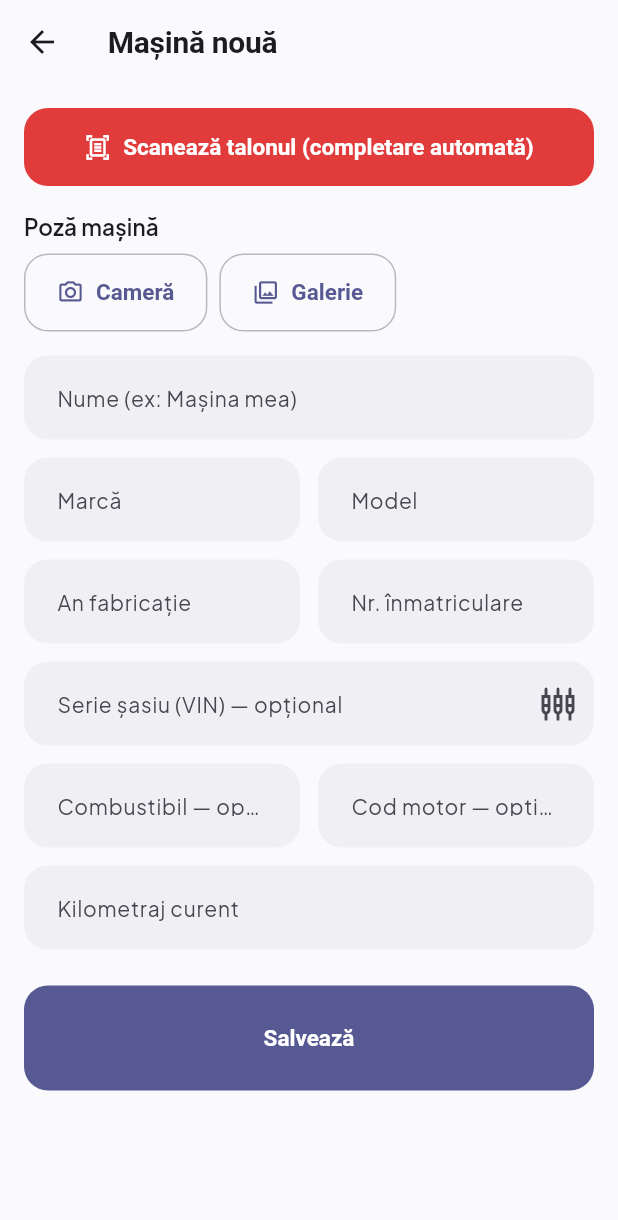
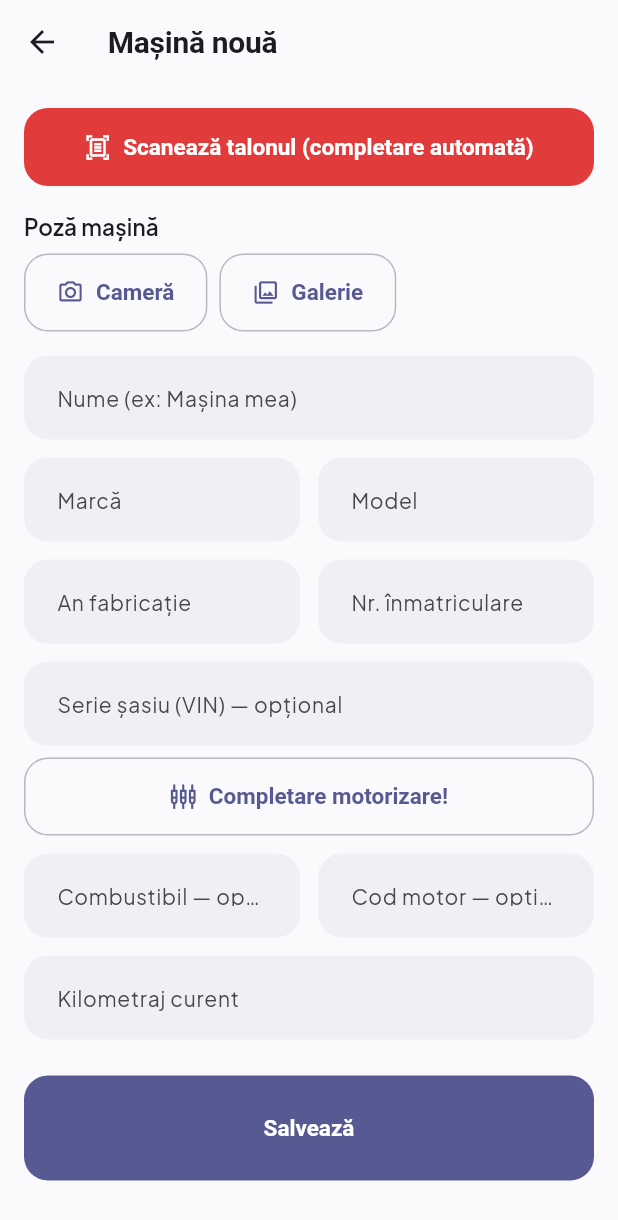
Before and after one commit to Cristian082006/CarPlanner, a Flutter app: the AddEditVehicleScreen screen opened directly, on a phone screen of 412 x 824 dp. Shown: the top 1220 px of the screen. Run offline on Flutter 3.47's test engine with Material 3 defaults, Android fonts, the phone set to English and light mode, and no system bars; our stand-ins replace file_picker, flutter_local_notifications, image_picker, open_filex, package_info_plus, printing and 4 more; missing offline and left inert: add_2_calendar, google_mlkit_text_recognition; accounts and stored records are empty.

Commit message:
Make VIN engine lookup a visible button labeled "Completare motorizare!"
Replaced the small suffix icon on the VIN field with a full OutlinedButton
below it, and renamed the tooltip/label text accordingly. Also removed the
power-based (P.2) candidate filtering added earlier — at the user's
request, engine candidates from VIN decoding are no longer narrowed by
anything beyond the existing make/model/year cascade.

Bump versionCode to 15.

Co-Authored-By: Claude Sonnet 5 <noreply@anthropic.com>

```diff
--- a/lib/l10n/strings.dart
+++ b/lib/l10n/strings.dart
@@ -103,7 +103,7 @@ class S {
       ? 'Scanarea a eșuat. Completează câmpurile manual.'
       : 'Scan failed. Please fill in the fields manually.';
   static String get decodeEngineFromVin =>
-      _ro ? 'Decodifică motor din VIN' : 'Decode engine from VIN';
+      _ro ? 'Completare motorizare!' : 'Fill in engine info!';
   static String get vinInvalidFormat => _ro
       ? 'VIN invalid — trebuie să aibă 17 caractere (fără I, O, Q).'
       : 'Invalid VIN — must be 17 characters (no I, O, Q).';
@@ -131,12 +131,6 @@ class S {
   static String vinApproximateMatchHint(int year) => _ro
       ? 'Fără potrivire exactă pentru anul $year — verifică anii afișați la fiecare motor înainte să alegi, pot fi de la o altă generație a modelului.'
       : 'No exact match for year $year — check the years shown for each engine before picking, they may be from a different model generation.';
-  static String vinPowerFilterHint(int powerCp) => _ro
-      ? 'Filtrat după puterea de pe talon ($powerCp CP).'
-      : 'Filtered by the power shown on the registration document ($powerCp hp).';
-  static String vinPowerNoMatch(int powerCp) => _ro
-      ? 'Nicio motorizare cu $powerCp CP (puterea de pe talon) — se arată toate variantele.'
-      : 'No engine with $powerCp hp (the power on the registration document) — showing all variants.';
 
   // ---------- Add/Edit service record screen ----------
   static String get editServiceRecord => _ro ? 'Editează revizia' : 'Edit service record';
--- a/lib/screens/add_edit_vehicle_screen.dart
+++ b/lib/screens/add_edit_vehicle_screen.dart
@@ -38,15 +38,6 @@ class _AddEditVehicleScreenState extends State<AddEditVehicleScreen> {
   String? _photoPath;
   bool _saving = false;
   bool _scanning = false;
-
-  /// Puterea (CP) citită de pe talon la ultima scanare (câmpul P.2) — dacă
-  /// e disponibilă, restrânge lista de motoare candidate arătată de
-  /// [_decodeVinEngine] la variantele cu aceeași putere, ca să nu mai
-  /// trebuiască utilizatorul să aleagă orbește între motoare cu coduri
-  /// diferite dar aceeași capacitate (ex. IQDB 125cp vs. MUDA 120cp pe
-  /// Focus). `null` dacă nu s-a scanat încă talonul sau OCR-ul nu a găsit
-  /// P.2 — în acel caz lista rămâne nefiltrată, ca înainte.
-  int? _scannedPowerCp;
 
   bool get _isEditing => widget.vehicle != null;
 
@@ -115,7 +106,6 @@ class _AddEditVehicleScreenState extends State<AddEditVehicleScreen> {
       if (data.plateNumber != null) _plateCtrl.text = data.plateNumber!;
       if (data.engineCode != null) _engineCodeCtrl.text = data.engineCode!;
       if (data.year != null) _yearCtrl.text = data.year!.toString();
-      _scannedPowerCp = data.powerCp;
 
       if (!mounted) return;
       ScaffoldMessenger.of(context).showSnackBar(SnackBar(
@@ -160,35 +150,7 @@ class _AddEditVehicleScreenState extends State<AddEditVehicleScreen> {
       return;
     }
 
-    // Dacă talonul a fost scanat și P.2 a fost recunoscut, restrângem
-    // lista la motoarele cu exact acea putere — de obicei disambiguează
-    // complet (ex. IQDB 125cp vs. MUDA 120cp pe același model/an). Dacă
-    // nimic nu se potrivește (OCR greșit, sau catalogul nu are exact acel
-    // motor), arătăm în continuare toate candidatele, ca să nu blocăm
-    // utilizatorul — vezi [_scannedPowerCp].
-    var filteredResult = result;
-    final targetPower = _scannedPowerCp;
-    if (targetPower != null) {
-      final matched =
-          result.candidates.where((c) => c['putere_cp'] == targetPower).toList();
-      if (matched.isNotEmpty) {
-        filteredResult = EngineCandidatesResult(
-          candidates: matched,
-          tier: result.tier,
-          modelYear: result.modelYear,
-          detectedMake: result.detectedMake,
-        );
-        ScaffoldMessenger.of(context).showSnackBar(
-          SnackBar(content: Text(S.vinPowerFilterHint(targetPower))),
-        );
-      } else {
-        ScaffoldMessenger.of(context).showSnackBar(
-          SnackBar(content: Text(S.vinPowerNoMatch(targetPower))),
-        );
-      }
-    }
-
-    final chosen = await showEngineCandidatesDialog(context, filteredResult);
+    final chosen = await showEngineCandidatesDialog(context, result);
     if (chosen == null) return;
     setState(() {
       _engineCodeCtrl.text = chosen['cod_motor'] as String;
@@ -351,14 +313,13 @@ class _AddEditVehicleScreenState extends State<AddEditVehicleScreen> {
             const SizedBox(height: 12),
             TextFormField(
               controller: _vinCtrl,
-              decoration: InputDecoration(
-                labelText: S.vinOptional,
-                suffixIcon: IconButton(
-                  icon: const Icon(Icons.settings_input_component_outlined),
-                  tooltip: S.decodeEngineFromVin,
-                  onPressed: _decodeVinEngine,
-                ),
-              ),
+              decoration: InputDecoration(labelText: S.vinOptional),
+            ),
+            const SizedBox(height: 8),
+            OutlinedButton.icon(
+              onPressed: _decodeVinEngine,
+              icon: const Icon(Icons.settings_input_component_outlined),
+              label: Text(S.decodeEngineFromVin),
             ),
             const SizedBox(height: 12),
             Row(
--- a/pubspec.yaml
+++ b/pubspec.yaml
@@ -1,7 +1,7 @@
 name: car_planner
 description: "Aplicatie pentru gestionarea masinilor: revizii, carte service, documente si remindere."
 publish_to: 'none'
-version: 1.1.0+13
+version: 1.1.0+15
 
 environment:
   sdk: '>=3.3.0 <4.0.0'
```
